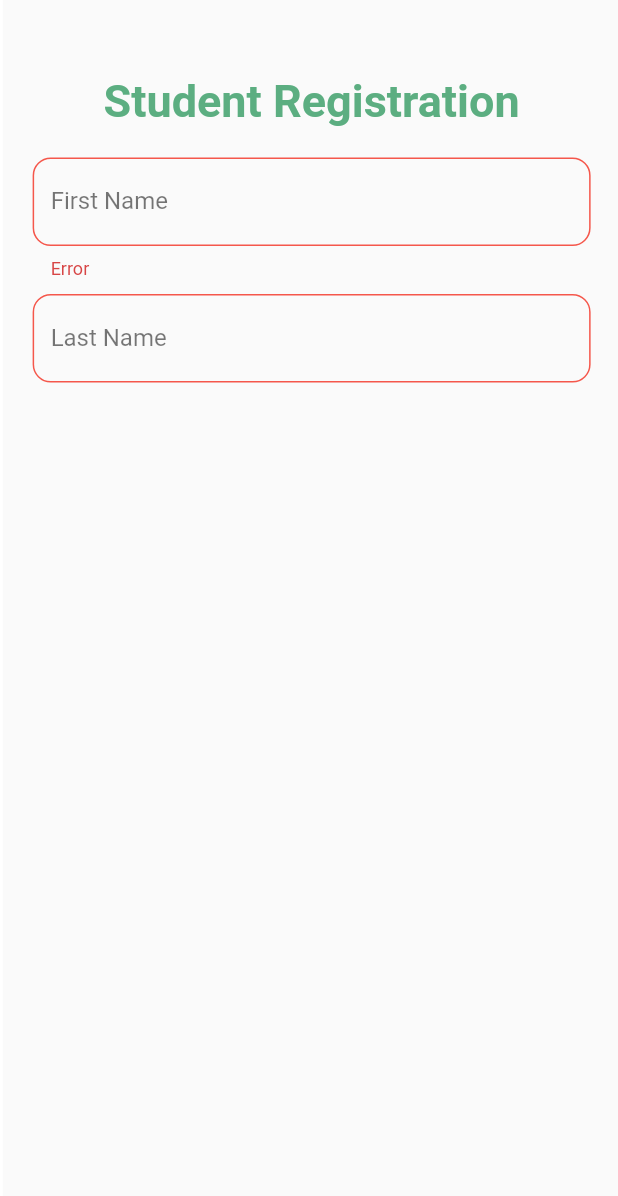
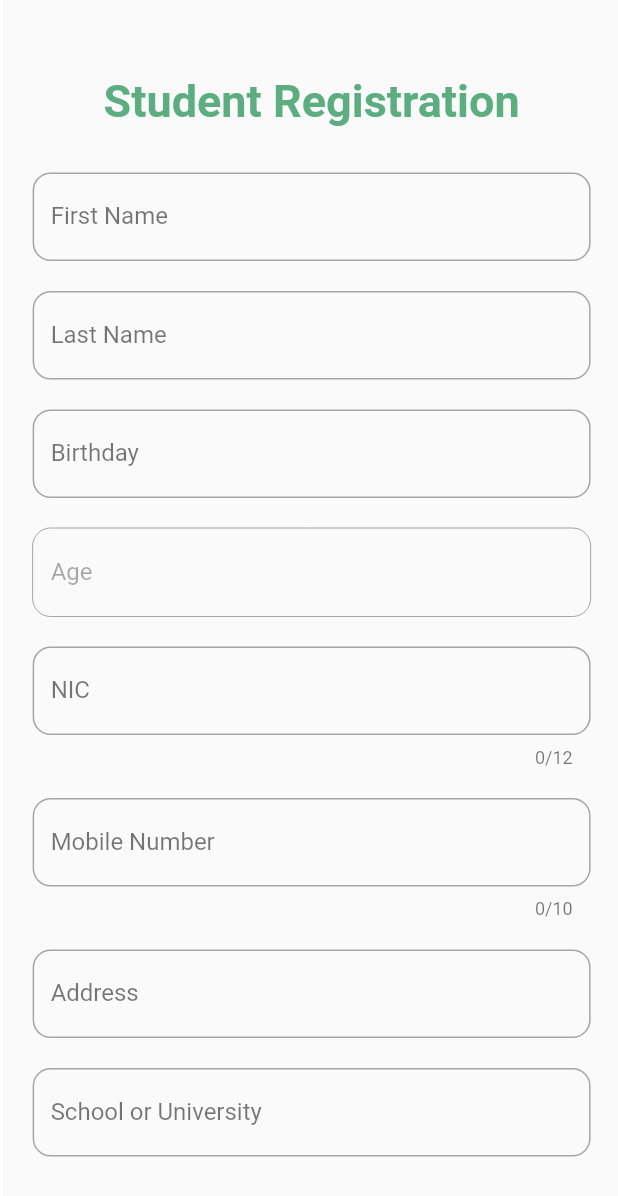
Before and after one commit to ahkam-9408/Flutter-Input-Validation, a Flutter app: the FormPage screen opened directly, on a phone screen of 412 x 824 dp. Shown: the top 1196 px of the screen. Run offline on Flutter 3.47's test engine with Material 2 defaults, Android fonts, the phone set to English and light mode, and no system bars; missing offline and left inert: regexpattern.

Commit message:
Some Input validation added

```diff
--- a/lib/pages/components/custom_sized_box.dart
+++ b/lib/pages/components/custom_sized_box.dart
@@ -6,7 +6,7 @@ class CustomSizedBox extends StatelessWidget {
   @override
   Widget build(BuildContext context) {
     return SizedBox(
-      height: 10,
+      height: 20,
     );
   }
 }
--- a/lib/pages/components/custom_text_field.dart
+++ b/lib/pages/components/custom_text_field.dart
@@ -1,28 +1,87 @@
 import 'package:flutter/material.dart';
+import 'package:regexpattern/regexpattern.dart';
 
-class CustomTextField extends StatelessWidget {
+class CustomTextField extends StatefulWidget {
   final String labelText;
   final String hintText;
+  final TextInputType keyboardType;
+  final Pattern pattern;
+  final bool isEnabled;
+  final String customReg;
+  final String customReg2;
+  final int maxLength;
 
   final String errTxt;
 
-  const CustomTextField({this.labelText, this.hintText, this.errTxt});
+  CustomTextField(
+      {@required this.labelText,
+      @required this.hintText,
+      this.errTxt,
+      this.pattern,
+      this.customReg,
+      this.customReg2,
+      @required this.keyboardType,
+      this.isEnabled = true,
+      this.maxLength});
+
+  @override
+  _CustomTextFieldState createState() => _CustomTextFieldState();
+}
+
+class _CustomTextFieldState extends State<CustomTextField> {
+  String errorText = "";
+
+  final controller = TextEditingController();
 
   @override
   Widget build(BuildContext context) {
     return TextField(
+      controller: controller,
+      keyboardType: widget.keyboardType,
+      onChanged: onChange,
+      enabled: widget.isEnabled,
+      maxLength: widget.maxLength,
       decoration: InputDecoration(
-          errorText: errTxt,
-          border: OutlineInputBorder(
-              borderRadius: BorderRadius.all(Radius.circular(12)),
-              borderSide: errTxt != null
-                  ? BorderSide(color: Colors.red, width: 5)
-                  : null),
-          errorBorder: OutlineInputBorder(
-              borderRadius: BorderRadius.circular(12),
-              borderSide: BorderSide(color: Colors.red)),
-          labelText: labelText,
-          hintText: hintText),
+        errorText: errorText == "" ? null : errorText,
+        border: OutlineInputBorder(
+            borderRadius: BorderRadius.all(Radius.circular(12))),
+        errorBorder: OutlineInputBorder(
+            borderRadius: BorderRadius.circular(12),
+            borderSide: BorderSide(color: Colors.red)),
+        labelText: widget.labelText,
+        hintText: widget.hintText,
+      ),
     );
   }
+
+  void onChange(value) {
+    if (widget.customReg == "TryOtherPattern") {
+      if (RegVal.hasMatch(controller.text, widget.pattern)) {
+        setErrorState("");
+      } else {
+        setErrorState(widget.errTxt);
+      }
+    } else {
+      if (widget.customReg2 != null) {
+        if (RegExp(widget.customReg2).hasMatch(controller.text) ||
+            RegExp(widget.customReg).hasMatch(controller.text)) {
+          setErrorState("");
+        } else {
+          setErrorState(widget.errTxt);
+        }
+      } else {
+        if (RegExp(widget.customReg).hasMatch(controller.text)) {
+          setErrorState("");
+        } else {
+          setErrorState(widget.errTxt);
+        }
+      }
+    }
+  }
+
+  void setErrorState(String eText) {
+    setState(() {
+      errorText = eText;
+    });
+  }
 }
--- a/lib/pages/form.dart
+++ b/lib/pages/form.dart
@@ -1,6 +1,7 @@
 import 'package:flutter/material.dart';
 import 'package:input_validation_excercise/pages/components/custom_sized_box.dart';
 import 'package:input_validation_excercise/pages/components/custom_text_field.dart';
+import 'package:regexpattern/regexpattern.dart';
 
 class FormPage extends StatefulWidget {
   FormPage({Key key}) : super(key: key);
@@ -10,13 +11,25 @@ class FormPage extends StatefulWidget {
 }
 
 class _FormPageState extends State<FormPage> {
-  String errorFirstName = "Error";
-  String errorLastName = "";
+  String errorFirstName = "Please Enter Valid First Name";
+  String errorLastName = "Please Enter Valid Last Name";
+  String errorNIC = "Please Enter Valid NIC Number";
+  String errorMobileNumber = "Please Enter Valid Mobile Number";
+  String errorAddress = "Please Enter Address";
+
+  final firstName = TextEditingController();
+  final lastName = TextEditingController();
 
   @override
   Widget build(BuildContext context) {
+    final screenWidth = MediaQuery.of(context).size.width;
+    final screenHeight = MediaQuery.of(context).size.height;
+
     return Scaffold(
-      body: Container(
+      body: SingleChildScrollView(
+        child: Container(
+            width: screenWidth,
+            height: screenHeight,
             padding: EdgeInsets.all(20),
             child: Column(
               children: [
@@ -32,22 +45,77 @@ class _FormPageState extends State<FormPage> {
                   ),
                 ),
                 SizedBox(
-                height: 20,
+                  height: 30,
                 ),
                 CustomTextField(
                   hintText: "Enter your first name here",
                   labelText: "First Name",
                   errTxt: errorFirstName,
+                  keyboardType: TextInputType.name,
+                  customReg: r"^(?![\s.]+$)[a-zA-Z\s.]*$",
                 ),
                 CustomSizedBox(),
                 CustomTextField(
                     hintText: "Enter your last name here",
                     labelText: "Last Name",
                     errTxt: errorLastName,
+                    keyboardType: TextInputType.name,
+                    customReg: r"^(?![\s.]+$)[a-zA-Z\s.]*$"),
+                CustomSizedBox(),
+                CustomTextField(
+                    hintText: "Enter your birthday here",
+                    labelText: "Birthday",
+                    errTxt: errorLastName,
+                    keyboardType: TextInputType.datetime,
+                    pattern: RegexPattern.basicDateTime),
+                CustomSizedBox(),
+                CustomTextField(
+                  hintText: "Enter your age here",
+                  labelText: "Age",
+                  errTxt: errorLastName,
+                  keyboardType: TextInputType.name,
+                  pattern: RegexPattern.alphabetOnly,
+                  isEnabled: false,
                 ),
                 CustomSizedBox(),
+                CustomTextField(
+                  hintText: "Enter your Number here",
+                  labelText: "NIC",
+                  errTxt: errorNIC,
+                  keyboardType: TextInputType.text,
+                  customReg: r"^[0-9]{9}[A-Z]{1}$",
+                  customReg2: r"^[0-9]{12}$",
+                  maxLength: 12,
+                ),
+                CustomSizedBox(),
+                CustomTextField(
+                    hintText: "Enter your mobile number here",
+                    labelText: "Mobile Number",
+                    errTxt: errorMobileNumber,
+                    keyboardType: TextInputType.phone,
+                    maxLength:10,
+                    pattern: RegexPattern.numericOnly,
+                    customReg: "TryOtherPattern",
+                ),
+                CustomSizedBox(),
+                CustomTextField(
+                    hintText: "Enter your address here",
+                    labelText: "Address",
+                    errTxt: errorAddress,
+                    keyboardType: TextInputType.streetAddress,
+                    customReg: r"^[a-zA-Z0-9\s,.'-]{3,}$",
+                ),
+                CustomSizedBox(),
+                CustomTextField(
+                    hintText: "Enter your address here",
+                    labelText: "School or University",
+                    errTxt: errorAddress,
+                    keyboardType: TextInputType.streetAddress,
+                    customReg: r"^[a-zA-Z0-9\s,.'-]{3,}$",
+                ),
               ],
             )),
+      ),
     );
   }
 }
```
Lines whose indentation alone changed are shown as unchanged.
